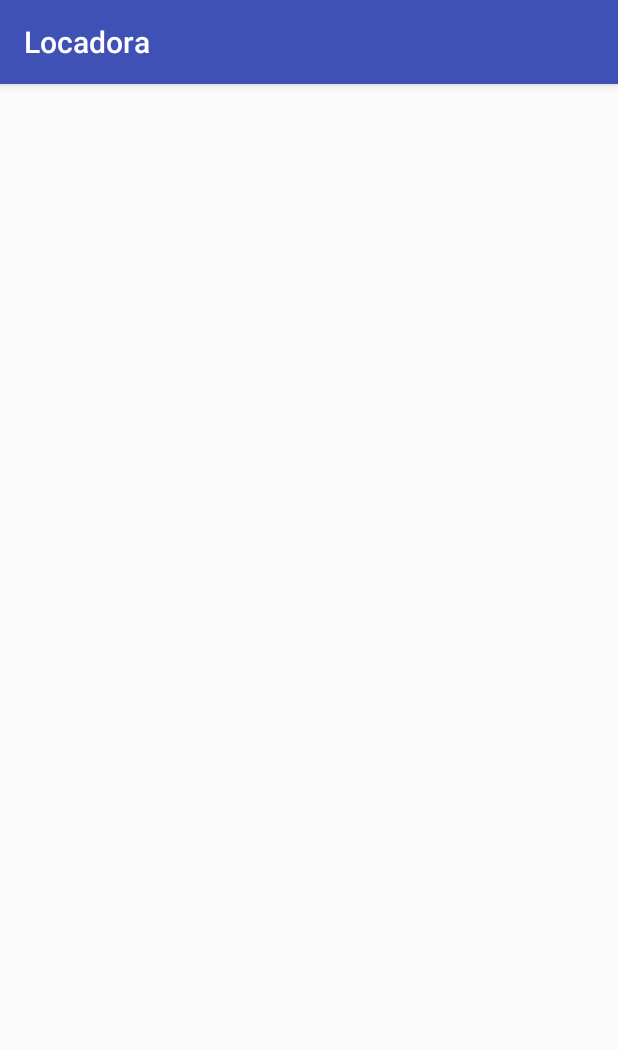
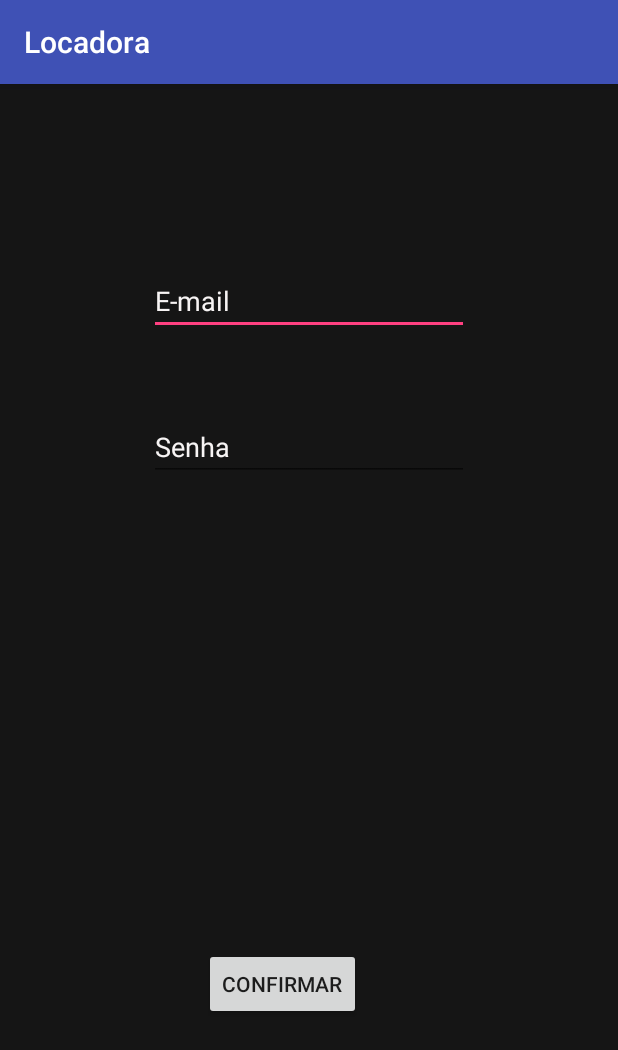
Before and after one commit to rafaelrrocha/P1Androidgit, an Android app: the LoginRegistradoActivity screen opened directly, with no data from a screen before it, on a phone screen of 412 x 824 dp. Shown: the top 1050 px of the screen. Run offline under Robolectric (Android 15) with nearby library versions, the light colour scheme and no system bars.

Commit message:
Criando nova Activity de Login

```diff
--- a/app/src/main/java/ilusoesindustriais/com/locadora/LoginRegistradoActivity.java
+++ b/app/src/main/java/ilusoesindustriais/com/locadora/LoginRegistradoActivity.java
@@ -9,5 +9,9 @@ public class LoginRegistradoActivity extends AppCompatActivity {
     protected void onCreate(Bundle savedInstanceState) {
         super.onCreate(savedInstanceState);
         setContentView(R.layout.activity_login_registrado);
+
+
+
+
     }
 }
--- a/app/src/main/res/layout/activity_login_registrado.xml
+++ b/app/src/main/res/layout/activity_login_registrado.xml
@@ -1,9 +1,45 @@
 <?xml version="1.0" encoding="utf-8"?>
-<android.support.constraint.ConstraintLayout xmlns:android="http://schemas.android.com/apk/res/android"
+<RelativeLayout xmlns:android="http://schemas.android.com/apk/res/android"
     xmlns:app="http://schemas.android.com/apk/res-auto"
     xmlns:tools="http://schemas.android.com/tools"
     android:layout_width="match_parent"
     android:layout_height="match_parent"
+    android:background="#151515"
     tools:context=".LoginRegistradoActivity">
 
-</android.support.constraint.ConstraintLayout>
+    <EditText
+        android:id="@+id/textEmailId2"
+        android:layout_width="wrap_content"
+        android:layout_height="wrap_content"
+        android:layout_alignParentTop="true"
+        android:layout_centerHorizontal="true"
+        android:layout_marginTop="122dp"
+        android:ems="10"
+        android:hint="E-mail"
+        android:inputType="textEmailAddress"
+        android:textColor="#f7f4f4"
+        android:textColorHint="#f7f4f4" />
+
+    <EditText
+        android:id="@+id/textSenhaId2"
+        android:layout_width="wrap_content"
+        android:layout_height="wrap_content"
+        android:layout_alignParentTop="true"
+        android:layout_centerHorizontal="true"
+        android:layout_marginTop="219dp"
+        android:ems="10"
+        android:hint="Senha"
+        android:inputType="textPassword"
+        android:textColor="#f7f4f4"
+        android:textColorHint="#f7f4f4" />
+
+    <Button
+        android:id="@+id/botaoConfirmarId"
+        android:layout_width="wrap_content"
+        android:layout_height="wrap_content"
+        android:layout_alignParentBottom="true"
+        android:layout_alignParentStart="true"
+        android:layout_marginBottom="144dp"
+        android:layout_marginStart="136dp"
+        android:text="Confirmar" />
+</RelativeLayout>
```
